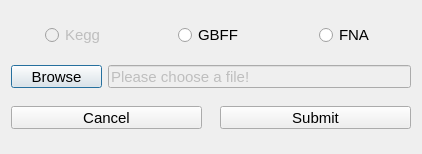
This is geneViewerSettings.ui in TrinhLab/CASPERapp as Qt 5 draws it before an edit. The edited form follows.
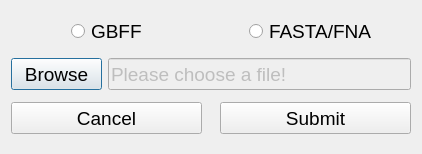
This is the edited form.

```diff
--- a/geneViewerSettings.ui
+++ b/geneViewerSettings.ui
@@ -27,7 +27,8 @@
   </property>
   <property name="font">
    <font>
-    <pointsize>11</pointsize>
+    <family>Arial</family>
+    <pointsize>14</pointsize>
    </font>
   </property>
   <property name="windowTitle">
@@ -36,7 +37,10 @@
   <layout class="QGridLayout" name="gridLayout">
    <item row="0" column="0" colspan="3">
     <layout class="QGridLayout" name="gridLayout_2">
-     <item row="0" column="1" alignment="Qt::AlignHCenter">
+     <property name="sizeConstraint">
+      <enum>QLayout::SetFixedSize</enum>
+     </property>
+     <item row="0" column="0" alignment="Qt::AlignHCenter">
       <widget class="QRadioButton" name="gbff_radio_button">
        <property name="enabled">
         <bool>true</bool>
@@ -52,29 +56,13 @@
        </attribute>
       </widget>
      </item>
-     <item row="0" column="0" alignment="Qt::AlignHCenter">
-      <widget class="QRadioButton" name="kegg_radio_button">
-       <property name="enabled">
-        <bool>false</bool>
-       </property>
-       <property name="toolTip">
-        <string>&lt;html&gt;&lt;head/&gt;&lt;body&gt;&lt;p&gt;Use Kegg's seqencer. Only available for use when using Kegg for annotation&lt;/p&gt;&lt;/body&gt;&lt;/html&gt;</string>
-       </property>
-       <property name="text">
-        <string>Kegg</string>
-       </property>
-       <attribute name="buttonGroup">
-        <string notr="true">fileTypeSelectionGroup</string>
-       </attribute>
-      </widget>
-     </item>
-     <item row="0" column="2" alignment="Qt::AlignHCenter">
+     <item row="0" column="1" alignment="Qt::AlignHCenter">
       <widget class="QRadioButton" name="fna_radio_button">
        <property name="toolTip">
         <string>&lt;html&gt;&lt;head/&gt;&lt;body&gt;&lt;p&gt;Use a FNA file for gene viewer sequence. Available with any annotation file selected.&lt;/p&gt;&lt;/body&gt;&lt;/html&gt;</string>
        </property>
        <property name="text">
-        <string>FNA</string>
+        <string>FASTA/FNA</string>
        </property>
        <attribute name="buttonGroup">
         <string notr="true">fileTypeSelectionGroup</string>
@@ -88,13 +76,13 @@
      <property name="minimumSize">
       <size>
        <width>91</width>
-       <height>23</height>
+       <height>32</height>
       </size>
      </property>
      <property name="maximumSize">
       <size>
        <width>91</width>
-       <height>23</height>
+       <height>32</height>
       </size>
      </property>
      <property name="toolTip">
@@ -113,13 +101,13 @@
      <property name="minimumSize">
       <size>
        <width>261</width>
-       <height>23</height>
+       <height>32</height>
       </size>
      </property>
      <property name="maximumSize">
       <size>
        <width>307</width>
-       <height>23</height>
+       <height>32</height>
       </size>
      </property>
      <property name="text">
@@ -132,13 +120,13 @@
      <property name="minimumSize">
       <size>
        <width>191</width>
-       <height>23</height>
+       <height>32</height>
       </size>
      </property>
      <property name="maximumSize">
       <size>
        <width>191</width>
-       <height>23</height>
+       <height>32</height>
       </size>
      </property>
      <property name="toolTip">
@@ -157,13 +145,13 @@
      <property name="minimumSize">
       <size>
        <width>191</width>
-       <height>23</height>
+       <height>32</height>
       </size>
      </property>
      <property name="maximumSize">
       <size>
        <width>191</width>
-       <height>23</height>
+       <height>32</height>
       </size>
      </property>
      <property name="toolTip">
```
Left out of the diff: 2 changed lines with no effect on the pictures.
